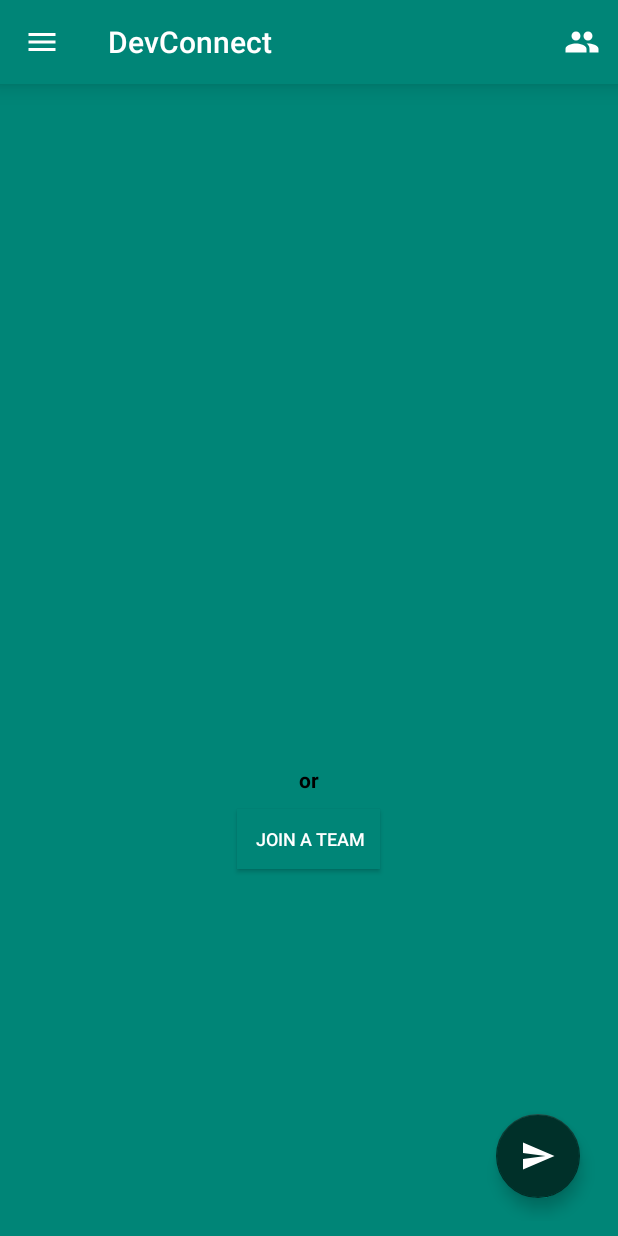
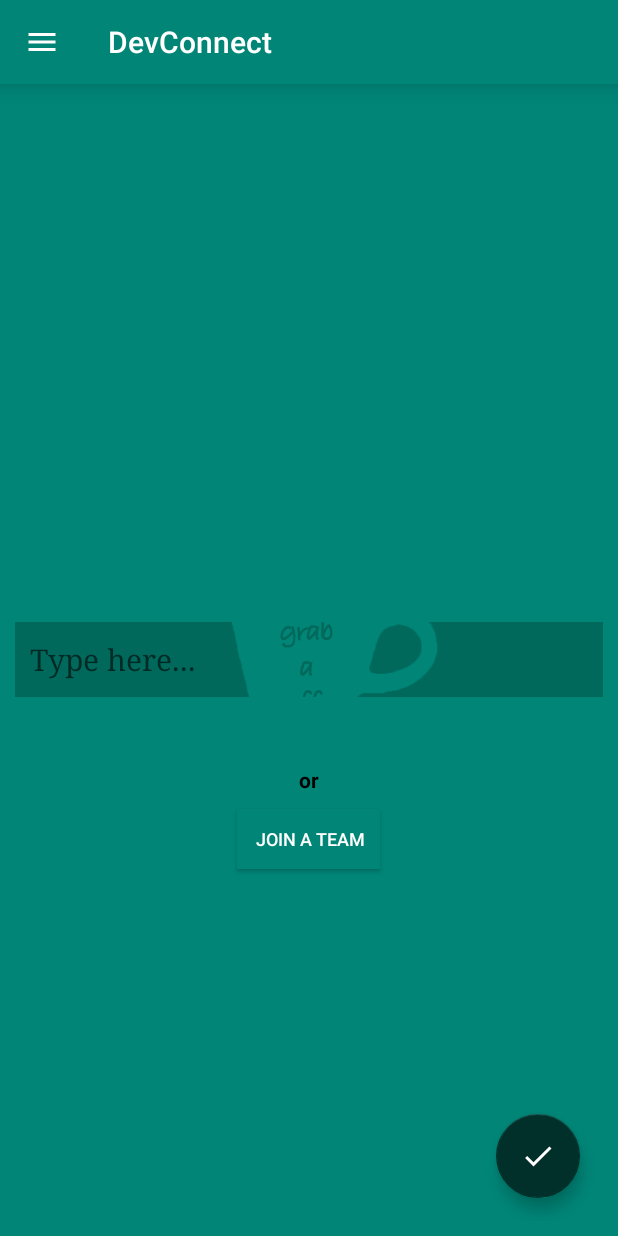
Before and after one commit to rachitbhutani1998/DevConnect, an Android app: the fragment AddTeamDialog placed in its activity, on a phone screen of 412 x 824 dp. Run offline under Robolectric (Android 15) with nearby library versions, the phone set to English and light mode, and no system bars; our stand-ins replace CircleImageView; pictures from the network do not load.

Commit message:
adding team UI

```diff
--- a/app/src/main/java/com/cafedroid/android/devconnect/AddTeamDialog.kt
+++ b/app/src/main/java/com/cafedroid/android/devconnect/AddTeamDialog.kt
@@ -2,11 +2,11 @@ package com.cafedroid.android.devconnect
 
 
 import android.os.Bundle
-import android.support.v4.app.DialogFragment
+import android.support.design.widget.FloatingActionButton
 import android.support.v4.app.Fragment
-import android.view.LayoutInflater
-import android.view.View
-import android.view.ViewGroup
+import android.view.*
+import android.widget.EditText
+import android.widget.Toast
 
 
 /**
@@ -20,8 +20,25 @@ class AddTeamDialog : Fragment() {
         savedInstanceState: Bundle?
     ): View? {
         // Inflate the layout for this fragment
-        return inflater.inflate(R.layout.fragment_add_team_dialog, container, false)
+        val rootView: View = inflater.inflate(R.layout.fragment_add_team_dialog, container, false)
+        val teamField:EditText=rootView.findViewById(R.id.team_name_field)
+        val fabButton: FloatingActionButton = rootView.findViewById(R.id.fab_next)
+        val fabClickListener: View.OnClickListener = View.OnClickListener { view ->
+
+            if (!teamField.text.isEmpty()) {
+                val inviteFrag = InviteUserFragment()
+                val bundle = Bundle()
+                bundle.putString("team_name", teamField.text.toString())
+                inviteFrag.arguments = bundle
+                activity!!.supportFragmentManager.beginTransaction().replace(R.id.container, inviteFrag).addToBackStack(null).commit()
+            } else Toast.makeText(context,"Team name mustn't be empty.",Toast.LENGTH_SHORT).show()
+
+        }
+        fabButton.setOnClickListener(fabClickListener)
+        return rootView
     }
 
-
+    override fun onCreateOptionsMenu(menu: Menu?, inflater: MenuInflater?) {
+        super.onCreateOptionsMenu(menu, inflater)
+    }
 }
--- a/app/src/main/java/com/cafedroid/android/devconnect/ChatFragment.kt
+++ b/app/src/main/java/com/cafedroid/android/devconnect/ChatFragment.kt
@@ -7,6 +7,7 @@ import android.support.v7.app.AppCompatActivity
 import android.support.v7.widget.LinearLayoutManager
 import android.support.v7.widget.RecyclerView
 import android.view.LayoutInflater
+import android.view.Menu
 import android.view.View
 import android.view.ViewGroup
 import android.widget.*
--- a/app/src/main/java/com/cafedroid/android/devconnect/MainActivity.kt
+++ b/app/src/main/java/com/cafedroid/android/devconnect/MainActivity.kt
@@ -99,14 +99,11 @@ class MainActivity : AppCompatActivity() {
             when (menuItem.title) {
                 "+ Add a team" -> {
                     val fragTransaction: FragmentTransaction = supportFragmentManager.beginTransaction()
-                    val prev: Fragment? = supportFragmentManager.findFragmentByTag("dialog")
-                    if (prev != null) {
-                        fragTransaction.remove(prev)
-                    }
                     fragTransaction.addToBackStack(null)
-                    fragTransaction.add(R.id.container, AddTeamDialog(), "dialog").commit()
+                    fragTransaction.add(R.id.container, AddTeamDialog()).commit()
                     mDrawerLayout.setDrawerLockMode(DrawerLayout.LOCK_MODE_LOCKED_CLOSED)
 //                    menu.add(123, 1, Menu.NONE, "Random Team")
+                    actionbar.title="Enter Team Name"
                     menu.setGroupCheckable(123, true, true)
                 }
                 null->{
@@ -160,9 +157,4 @@ class MainActivity : AppCompatActivity() {
         mDrawerLayout.openDrawer(GravityCompat.END)
     }
 
-    override fun onCreateOptionsMenu(menu: Menu?): Boolean {
-        menuInflater.inflate(R.menu.home_menu, menu)
-        return true
-    }
-
 }
--- a/app/src/main/java/com/cafedroid/android/devconnect/MessagesAdapter.kt
+++ b/app/src/main/java/com/cafedroid/android/devconnect/MessagesAdapter.kt
@@ -27,7 +27,6 @@ class MessagesAdapter constructor(context:Context, val messages: ArrayList<Messa
         val message= messages[p1]
         msgHolder.messageTV.text=message.msgText
         msgHolder.timeStampTV.text=message.dateString
-        Toast.makeText(mContext,message.dateString,Toast.LENGTH_SHORT).show()
         Glide.with(mContext).load(message.senderImg).into(msgHolder.userImage)
         msgHolder.userName.text=message.msgSender
     }
--- /dev/null
+++ b/app/src/main/res/drawable/ic_close_white_24dp.xml
@@ -0,0 +1,5 @@
+<vector android:height="24dp" android:tint="#FFFFFF"
+    android:viewportHeight="24.0" android:viewportWidth="24.0"
+    android:width="24dp" xmlns:android="http://schemas.android.com/apk/res/android">
+    <path android:fillColor="#FF000000" android:pathData="M19,6.41L17.59,5 12,10.59 6.41,5 5,6.41 10.59,12 5,17.59 6.41,19 12,13.41 17.59,19 19,17.59 13.41,12z"/>
+</vector>
--- /dev/null
+++ b/app/src/main/res/drawable/ic_done_black_24dp.xml
@@ -0,0 +1,5 @@
+<vector android:height="24dp" android:tint="#FFFFFF"
+    android:viewportHeight="24.0" android:viewportWidth="24.0"
+    android:width="24dp" xmlns:android="http://schemas.android.com/apk/res/android">
+    <path android:fillColor="#FF000000" android:pathData="M9,16.2L4.8,12l-1.4,1.4L9,19 21,7l-1.4,-1.4L9,16.2z"/>
+</vector>
--- a/app/src/main/res/layout/fragment_add_team_dialog.xml
+++ b/app/src/main/res/layout/fragment_add_team_dialog.xml
@@ -3,38 +3,33 @@
                 xmlns:tools="http://schemas.android.com/tools"
                 xmlns:app="http://schemas.android.com/apk/res-auto" android:layout_width="match_parent"
                 android:padding="10dp"
+                android:layout_marginTop="?android:attr/actionBarSize"
                 android:background="@color/colorPrimary"
                 android:layout_height="match_parent"
                 tools:context=".AddTeamDialog">
 
-    <TextView
-            android:layout_width="match_parent"
-            android:layout_height="wrap_content"
-            android:textColor="@android:color/white"
-            android:layout_alignParentTop="true"
-            android:textSize="25sp"
-            android:fontFamily="serif"
-            android:id="@+id/edittext_label"
-            android:text="Name of the team"
-            android:labelFor="@id/username_field"/>
-
-    <LinearLayout
-            android:layout_width="match_parent"
-            android:layout_height="wrap_content"
-            android:layout_centerVertical="true"
-            android:padding="10dp"
-            android:orientation="horizontal">
+    <!--<TextView-->
+            <!--android:layout_width="match_parent"-->
+            <!--android:layout_height="wrap_content"-->
+            <!--android:textColor="@android:color/white"-->
+            <!--android:textSize="20sp"-->
+            <!--android:layout_alignParentTop="true"-->
+            <!--android:id="@+id/edittext_label"-->
+            <!--android:textStyle="bold"-->
+            <!--android:text="Name of the team"-->
+            <!--android:labelFor="@id/team_name_field"/>-->
 
         <EditText
-                android:id="@+id/username_field"
-                android:layout_width="0dp"
-                android:layout_weight="5"
+                android:layout_centerInParent="true"
+                android:id="@+id/team_name_field"
+                android:layout_width="match_parent"
                 android:inputType="text"
                 android:fontFamily="serif"
-                android:textStyle="bold"
                 android:textCursorDrawable="@null"
-                android:background="@android:color/transparent"
-                android:textSize="35sp"
+                android:hint="Type here..."
+                android:padding="10dp"
+                android:background="#f000"
+                android:textSize="20sp"
                 android:textColor="@android:color/white"
                 android:layout_height="50dp"
                 android:importantForAutofill="no"
@@ -42,28 +37,17 @@
                 tools:targetApi="o"
                 tools:ignore="LabelFor"/>
 
-
-        <!--<ImageButton-->
-        <!--android:id="@+id/send_invite_btn"-->
-        <!--android:layout_width="0dp"-->
-        <!--android:layout_weight="1"-->
-        <!--android:src="@drawable/ic_send_black_24dp"-->
-        <!--android:layout_height="50dp"-->
-        <!--android:padding="4dp"-->
-        <!--android:background="?android:selectableItemBackground"-->
-        <!--android:textColor="@color/colorPrimary"-->
-        <!--android:text="@string/send_invites"/>-->
-    </LinearLayout>
-
     <android.support.design.widget.FloatingActionButton
+            android:id="@+id/fab_next"
             android:layout_width="wrap_content"
             android:layout_height="wrap_content"
             app:fabSize="normal"
+            android:elevation="20dp"
             android:foregroundGravity="center"
             android:layout_margin="15dp"
             android:background="?android:selectableItemBackground"
             android:layout_alignParentBottom="true"
             android:layout_alignParentEnd="true"
-            android:src="@drawable/ic_send_black_24dp"/>
+            android:src="@drawable/ic_done_black_24dp"/>
 
 </RelativeLayout>
--- a/app/src/main/res/layout/fragment_chat.xml
+++ b/app/src/main/res/layout/fragment_chat.xml
@@ -44,7 +44,7 @@
     <RelativeLayout
             android:id="@+id/chat_view"
             android:layout_width="match_parent"
-            android:layout_marginBottom="10dp"
+            android:paddingBottom="10dp"
             android:background="@android:color/white"
             android:layout_height="match_parent">
 
```
Also changed, not shown: app/src/main/java/com/cafedroid/android/devconnect/InviteUserAdapter.kt (added, +36 -0 lines), app/src/main/java/com/cafedroid/android/devconnect/InviteUserFragment.kt (added, +74 -0 lines), app/src/main/res/layout/fragment_invite_user.xml (added, +74 -0 lines), app/src/main/res/layout/invitation_single.xml (added, +29 -0 lines).
